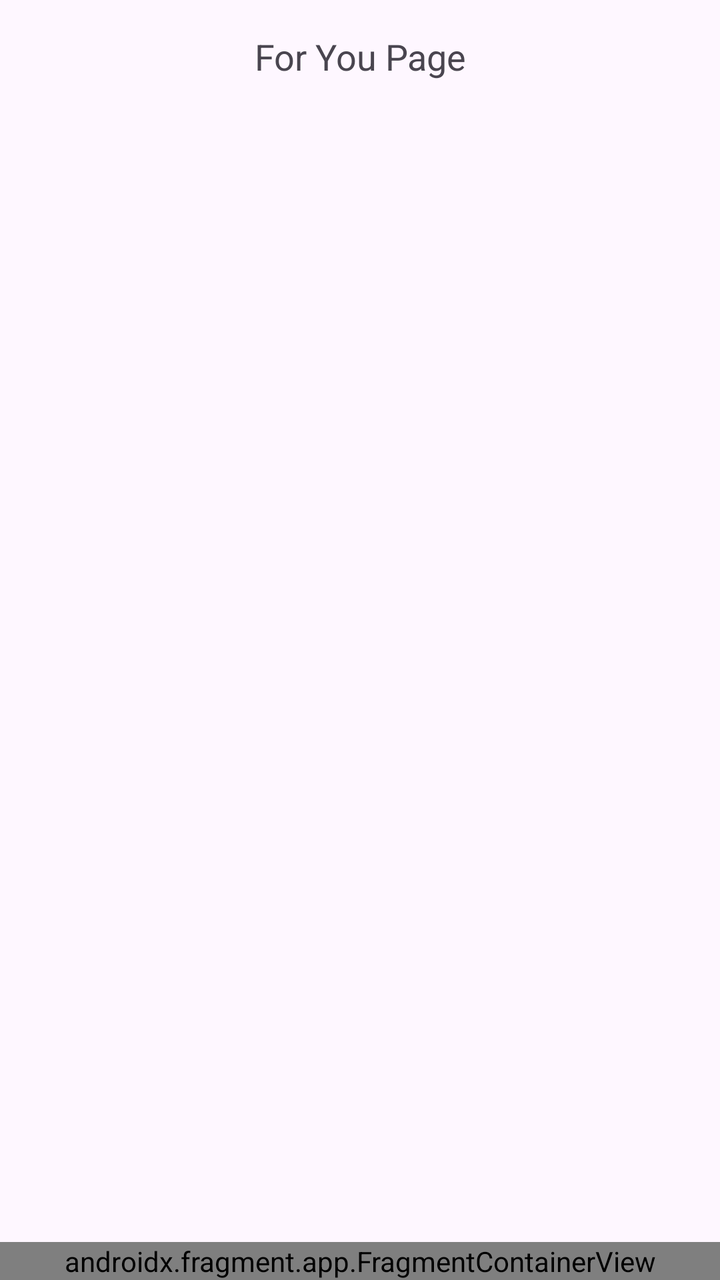
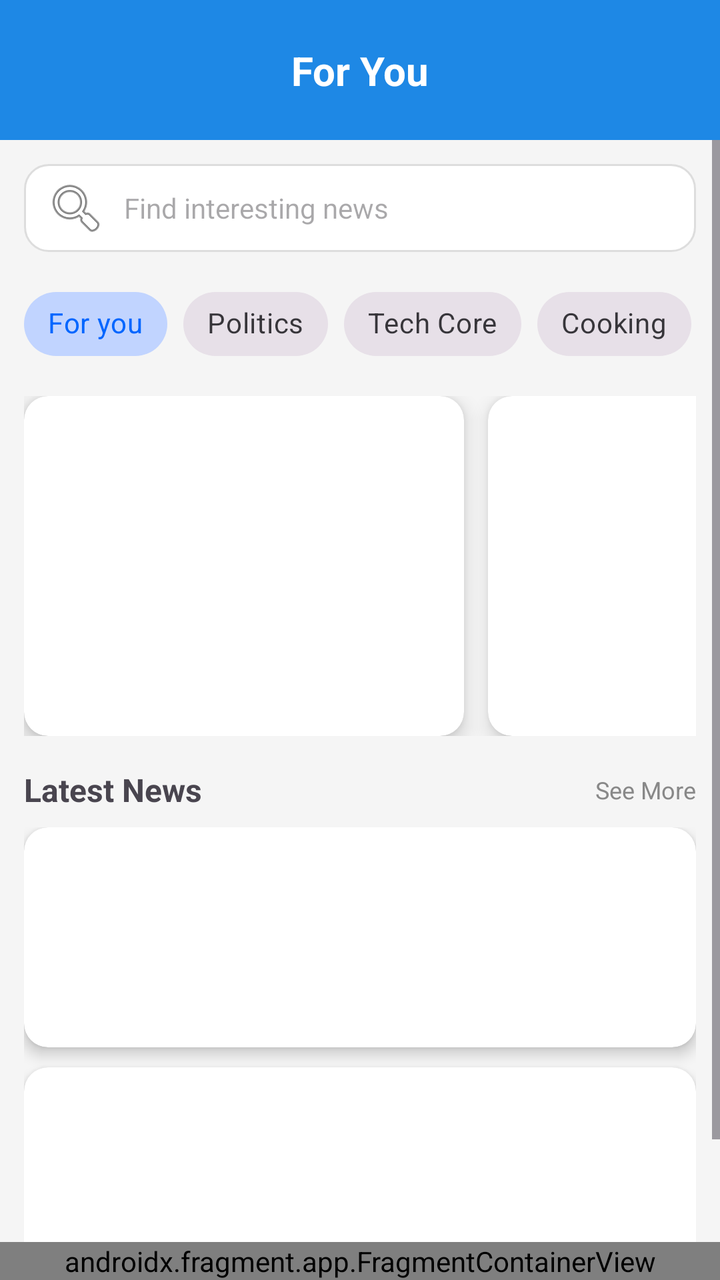

Compare the two renders of this Android layout. The source of the first and the diff that turns it into the second are given below.
<!-- AndroidManifest.xml: application theme Theme.AcadenceApp -->
<!-- res/layout/activity_for_you_page.xml -->
<?xml version="1.0" encoding="utf-8"?>
<androidx.constraintlayout.widget.ConstraintLayout xmlns:android="http://schemas.android.com/apk/res/android"
    xmlns:app="http://schemas.android.com/apk/res-auto"
    android:layout_width="match_parent"
    android:layout_height="match_parent">

    
    <TextView
        android:id="@+id/ForYou"
        android:layout_width="0dp"
        android:layout_height="wrap_content"
        android:text="For You Page"
        android:textSize="18sp"
        android:gravity="center"
        android:padding="16dp"
        app:layout_constraintTop_toTopOf="parent"
        app:layout_constraintStart_toStartOf="parent"
        app:layout_constraintEnd_toEndOf="parent"/>

    
    <androidx.fragment.app.FragmentContainerView
        android:id="@+id/navbar_container"
        android:name="com.example.acadenceapp.NavbarFragment"
        android:layout_width="0dp"
        android:layout_height="wrap_content"
        app:layout_constraintBottom_toBottomOf="parent"
        app:layout_constraintStart_toStartOf="parent"
        app:layout_constraintEnd_toEndOf="parent"/>

</androidx.constraintlayout.widget.ConstraintLayout>
<!-- resources referenced by this layout -->
<resources>
  <style name="Theme.AcadenceApp" parent="Base.Theme.AcadenceApp" />
  <style name="Base.Theme.AcadenceApp" parent="Theme.Material3.DayNight.NoActionBar">
          <item name="colorPrimary">#0066FF</item>   
          <item name="colorPrimaryVariant">#004C99</item> 
          <item name="colorOnPrimary">#FFFFFF</item> 
      </style>
</resources>

<!-- the commit's change to res/layout/activity_for_you_page.xml (unified diff, before → after) -->
@@ -1,21 +1,12 @@
 <?xml version="1.0" encoding="utf-8"?>
 <androidx.constraintlayout.widget.ConstraintLayout xmlns:android="http://schemas.android.com/apk/res/android"
     xmlns:app="http://schemas.android.com/apk/res-auto"
+    xmlns:tools="http://schemas.android.com/tools"
+    android:id="@+id/FYProot"
     android:layout_width="match_parent"
-    android:layout_height="match_parent">
-
-    
-    <TextView
-        android:id="@+id/ForYou"
-        android:layout_width="0dp"
-        android:layout_height="wrap_content"
-        android:text="For You Page"
-        android:textSize="18sp"
-        android:gravity="center"
-        android:padding="16dp"
-        app:layout_constraintTop_toTopOf="parent"
-        app:layout_constraintStart_toStartOf="parent"
-        app:layout_constraintEnd_toEndOf="parent"/>
+    android:layout_height="match_parent"
+    android:background="#F5F5F5"
+    tools:context=".ForYouPageActivity">
 
     
     <androidx.fragment.app.FragmentContainerView
@@ -25,6 +16,228 @@
         android:layout_height="wrap_content"
         app:layout_constraintBottom_toBottomOf="parent"
         app:layout_constraintStart_toStartOf="parent"
-        app:layout_constraintEnd_toEndOf="parent"/>
+        app:layout_constraintEnd_toEndOf="parent" />
+
+    
+    <androidx.constraintlayout.widget.ConstraintLayout
+        android:id="@+id/topBar"
+        android:layout_width="0dp"
+        android:layout_height="70dp"
+        android:background="#1E88E5"
+        app:layout_constraintTop_toTopOf="parent"
+        app:layout_constraintStart_toStartOf="parent"
+        app:layout_constraintEnd_toEndOf="parent">
+
+        <TextView
+            android:id="@+id/title"
+            android:layout_width="wrap_content"
+            android:layout_height="wrap_content"
+            android:text="For You"
+            android:textSize="20sp"
+            android:textColor="@android:color/white"
+            android:textStyle="bold"
+            app:layout_constraintTop_toTopOf="parent"
+            app:layout_constraintBottom_toBottomOf="parent"
+            app:layout_constraintStart_toStartOf="parent"
+            app:layout_constraintEnd_toEndOf="parent" />
+    </androidx.constraintlayout.widget.ConstraintLayout>
+
+    
+    <ScrollView
+        android:id="@+id/forYouScroll"
+        android:layout_width="0dp"
+        android:layout_height="0dp"
+        android:fillViewport="true"
+        app:layout_constraintTop_toBottomOf="@id/topBar"
+        app:layout_constraintBottom_toTopOf="@id/navbar_container"
+        app:layout_constraintStart_toStartOf="parent"
+        app:layout_constraintEnd_toEndOf="parent">
+
+        <LinearLayout
+            android:layout_width="match_parent"
+            android:layout_height="wrap_content"
+            android:orientation="vertical"
+            android:paddingStart="12dp"
+            android:paddingEnd="12dp"
+            android:paddingTop="12dp"
+            android:paddingBottom="12dp">
+
+            
+            <EditText
+                android:id="@+id/searchBar"
+                android:layout_width="match_parent"
+                android:layout_height="44dp"
+                android:hint="Find interesting news"
+                android:padding="10dp"
+                android:drawableStart="@android:drawable/ic_menu_search"
+                android:drawablePadding="8dp"
+                android:background="@drawable/rounded_card"
+                android:textSize="14sp"
+                android:layout_marginBottom="8dp" />
+
+            
+            <HorizontalScrollView
+                android:id="@+id/categoryScroll"
+                android:layout_width="match_parent"
+                android:layout_height="wrap_content"
+                android:scrollbars="none"
+                android:layout_marginTop="4dp"
+                android:layout_marginBottom="12dp">
+
+                <LinearLayout
+                    android:layout_width="wrap_content"
+                    android:layout_height="wrap_content"
+                    android:orientation="horizontal">
+
+                    <com.google.android.material.chip.Chip
+                        android:id="@+id/chip_for_you"
+                        android:layout_width="wrap_content"
+                        android:layout_height="wrap_content"
+                        style="@style/Widget.MaterialComponents.Chip.Choice"
+                        android:checked="true"
+                        android:text="For you"
+                        android:layout_marginEnd="8dp"/>
+
+                    <com.google.android.material.chip.Chip
+                        android:id="@+id/chip_politics"
+                        android:layout_width="wrap_content"
+                        android:layout_height="wrap_content"
+                        style="@style/Widget.MaterialComponents.Chip.Choice"
+                        android:text="Politics"
+                        android:layout_marginEnd="8dp"/>
+
+                    <com.google.android.material.chip.Chip
+                        android:id="@+id/chip_tech"
+                        android:layout_width="wrap_content"
+                        android:layout_height="wrap_content"
+                        style="@style/Widget.MaterialComponents.Chip.Choice"
+                        android:text="Tech Core"
+                        android:layout_marginEnd="8dp"/>
+
+                    <com.google.android.material.chip.Chip
+                        android:id="@+id/chip_cooking"
+                        android:layout_width="wrap_content"
+                        android:layout_height="wrap_content"
+                        style="@style/Widget.MaterialComponents.Chip.Choice"
+                        android:text="Cooking"
+                        android:layout_marginEnd="8dp"/>
+
+                    <com.google.android.material.chip.Chip
+                        android:id="@+id/chip_health"
+                        android:layout_width="wrap_content"
+                        android:layout_height="wrap_content"
+                        style="@style/Widget.MaterialComponents.Chip.Choice"
+                        android:text="Health" />
+                </LinearLayout>
+            </HorizontalScrollView>
+
+            
+            <HorizontalScrollView
+                android:id="@+id/articleScroll"
+                android:layout_width="match_parent"
+                android:layout_height="170dp"
+                android:scrollbars="none"
+                android:layout_marginBottom="12dp">
+
+                <LinearLayout
+                    android:layout_width="wrap_content"
+                    android:layout_height="match_parent"
+                    android:orientation="horizontal">
+
+                    <androidx.cardview.widget.CardView
+                        android:layout_width="220dp"
+                        android:layout_height="match_parent"
+                        android:layout_marginEnd="12dp"
+                        app:cardCornerRadius="12dp"
+                        app:cardElevation="6dp">
+
+                        
+                        <FrameLayout
+                            android:layout_width="match_parent"
+                            android:layout_height="match_parent" />
+                    </androidx.cardview.widget.CardView>
+
+                    <androidx.cardview.widget.CardView
+                        android:layout_width="220dp"
+                        android:layout_height="match_parent"
+                        android:layout_marginEnd="12dp"
+                        app:cardCornerRadius="12dp"
+                        app:cardElevation="6dp">
+
+                        <FrameLayout
+                            android:layout_width="match_parent"
+                            android:layout_height="match_parent" />
+                    </androidx.cardview.widget.CardView>
+
+                    
+                </LinearLayout>
+            </HorizontalScrollView>
+
+            
+            <LinearLayout
+                android:layout_width="match_parent"
+                android:layout_height="wrap_content"
+                android:orientation="horizontal"
+                android:gravity="center_vertical"
+                android:layout_marginTop="4dp"
+                android:layout_marginBottom="8dp">
+
+                <TextView
+                    android:id="@+id/latestNews"
+                    android:layout_width="0dp"
+                    android:layout_height="wrap_content"
+                    android:layout_weight="1"
+                    android:text="Latest News"
+                    android:textSize="16sp"
+                    android:textStyle="bold" />
+
+                <TextView
+                    android:layout_width="wrap_content"
+                    android:layout_height="wrap_content"
+                    android:text="See More"
+                    android:textSize="12sp"
+                    android:textColor="#888888" />
+            </LinearLayout>
+
+            
+            <LinearLayout
+                android:id="@+id/latestNewsList"
+                android:layout_width="match_parent"
+                android:layout_height="wrap_content"
+                android:orientation="vertical">
+
+                <androidx.cardview.widget.CardView
+                    android:layout_width="match_parent"
+                    android:layout_height="110dp"
+                    android:layout_marginBottom="10dp"
+                    app:cardCornerRadius="12dp"
+                    app:cardElevation="4dp">
+
+                    <FrameLayout
+                        android:layout_width="match_parent"
+                        android:layout_height="match_parent" />
+                </androidx.cardview.widget.CardView>
+
+                <androidx.cardview.widget.CardView
+                    android:layout_width="match_parent"
+                    android:layout_height="110dp"
+                    android:layout_marginBottom="10dp"
+                    app:cardCornerRadius="12dp"
+                    app:cardElevation="4dp">
+
+                    <FrameLayout
+                        android:layout_width="match_parent"
+                        android:layout_height="match_parent" />
+                </androidx.cardview.widget.CardView>
+
+            </LinearLayout>
+
+            
+            <View
+                android:layout_width="match_parent"
+                android:layout_height="12dp" />
+
+        </LinearLayout>
+    </ScrollView>
 
 </androidx.constraintlayout.widget.ConstraintLayout>
<!-- resource entries referenced after the edit -->
@@ -1,5 +1,29 @@
 <!-- resources referenced by this layout -->
 <resources>
+  <!-- drawable rounded_card (drawable) -->
+  <?xml version="1.0" encoding="utf-8"?>
+  <shape xmlns:android="http://schemas.android.com/apk/res/android"
+      android:shape="rectangle">
+  
+      
+      <solid android:color="@android:color/white" />
+  
+      
+      <stroke
+          android:width="1dp"
+          android:color="#DDDDDD" /> 
+  
+      
+      <corners android:radius="12dp" />
+  
+      
+      <padding
+          android:left="8dp"
+          android:top="8dp"
+          android:right="8dp"
+          android:bottom="8dp" />
+  
+  </shape>
   <style name="Theme.AcadenceApp" parent="Base.Theme.AcadenceApp" />
   <style name="Base.Theme.AcadenceApp" parent="Theme.Material3.DayNight.NoActionBar">
           <item name="colorPrimary">#0066FF</item>   
